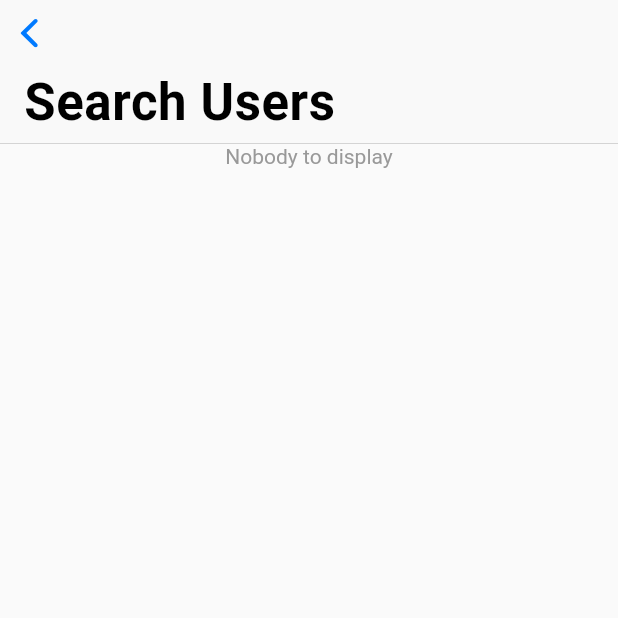
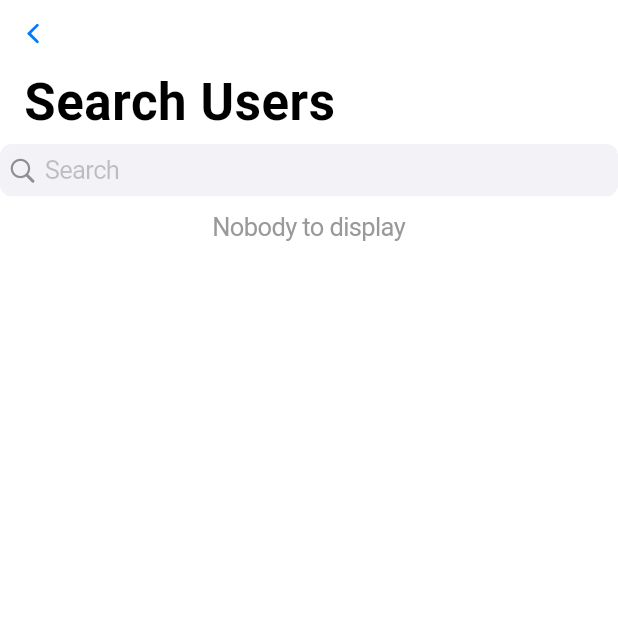
Before and after one commit to matthewchertok/FlutterPodsquad, a Flutter app: the MainListDisplayView screen opened directly, on a phone screen of 412 x 824 dp, the top half of it. Run offline on Flutter 3.47's test engine with Material 2 defaults, Android fonts, the phone set to English and light mode, and no system bars; our stand-ins replace audio_video_progress_bar, audioplayers, bubble, cached_network_image, cloud_firestore, cloud_functions and 12 more; missing offline and left inert: dart:html, flutter_nearby_messages_api, record; accounts and stored records are empty.

Commit message:
Created the view likes/friends/blocks action sheet
Also made the Likes/Friends/Blocks tab view and implemented navigation between that and the main screen. Lesson is always use Navigator.of(context, rootNavigator=true)

```diff
--- a/lib/ContentViews/MainListDisplayView.dart
+++ b/lib/ContentViews/MainListDisplayView.dart
@@ -8,8 +8,8 @@ import 'package:podsquad/CommonlyUsedClasses/UsefulValues.dart';
 import 'package:podsquad/ContentViews/ViewPersonDetails.dart';
 import 'package:podsquad/ContentViews/ViewPodDetails.dart';
 import 'package:podsquad/ListRowViews/PersonOrPodListRow.dart';
+import 'package:podsquad/OtherSpecialViews/LikesFriendsBlocksDrawer.dart';
 import 'package:podsquad/OtherSpecialViews/SearchTextField.dart';
-import 'package:podsquad/UIBackendClasses/MyProfileTabBackendFunctions.dart';
 
 class MainListDisplayView extends StatefulWidget {
   const MainListDisplayView(
@@ -107,6 +107,13 @@ class _MainListDisplayViewState extends State<MainListDisplayView> {
   @override
   void initState() {
     super.initState();
+
+    // show the search bar if the view mode is to search users or pods
+    setState(() {
+      if (viewMode == MainListDisplayViewModes.searchUsers || viewMode == MainListDisplayViewModes.searchPods)
+        _searchBarShowing = true;
+    });
+
     // Hide the search bar if the user swipes up, and show it if the user swipes down
     Future.delayed(Duration(milliseconds: 250), () {
       _customScrollViewController.addListener(() {
@@ -274,6 +281,29 @@ class _MainListDisplayViewState extends State<MainListDisplayView> {
     return data;
   }
 
+  /// Show a back button if I should be allowed to go back. If the view is people I met (in the main tab view), then
+  /// show the button to open the action sheet to view likes/friends/blocks
+  Widget backButton() {
+    if (viewMode != MainListDisplayViewModes.peopleIMet)
+      return CupertinoButton(
+          padding: EdgeInsets.zero,
+          child: Icon(
+            CupertinoIcons.chevron_back,
+          ),
+          onPressed: () {
+            Navigator.of(context, rootNavigator: true).pop();
+          });
+
+    else
+      return CupertinoButton(
+        child: Icon(CupertinoIcons.line_horizontal_3),
+        onPressed: () {
+          showLikesFriendsBlocksActionSheet(context: context);
+        },
+        padding: EdgeInsets.zero,
+      );
+  }
+
   @override
   void dispose() {
     super.dispose();
@@ -282,13 +312,17 @@ class _MainListDisplayViewState extends State<MainListDisplayView> {
 
   @override
   Widget build(BuildContext context) {
-    return Scaffold(
-      body: CustomScrollView(
+    return CupertinoPageScaffold(
+      child: CustomScrollView(
         controller: _customScrollViewController,
         physics: AlwaysScrollableScrollPhysics(),
         slivers: [
           CupertinoSliverNavigationBar(
+            padding: viewMode != MainListDisplayViewModes.peopleIMet
+                ? EdgeInsetsDirectional.zero
+                : EdgeInsetsDirectional.all(5),
             largeTitle: Text(navBarTitle(viewMode: viewMode)),
+            leading: backButton(),
             stretch: true,
           ),
 
--- a/lib/TabLayoutViews/WelcomeView.dart
+++ b/lib/TabLayoutViews/WelcomeView.dart
@@ -34,7 +34,7 @@ class _WelcomeViewState extends State<WelcomeView> {
                 }
               case 1:
                 {
-                  return MainListDisplayView(viewMode: MainListDisplayViewModes.searchUsers);
+                  return MainListDisplayView(viewMode: MainListDisplayViewModes.peopleIMet);
                 }
               case 2:
                 {
```
Also changed, not shown: lib/ContentViews/MessagingTab.dart (+10 -3 lines), lib/ContentViews/MyProfileTab.dart (+15 -4 lines), lib/ContentViews/ScannerView.dart (+18 -6 lines), lib/OtherSpecialViews/LikesFriendsBlocksDrawer.dart (added, +54 -0 lines), lib/TabLayoutViews/LikesFriendsBlocksTabView.dart (added, +85 -0 lines).
